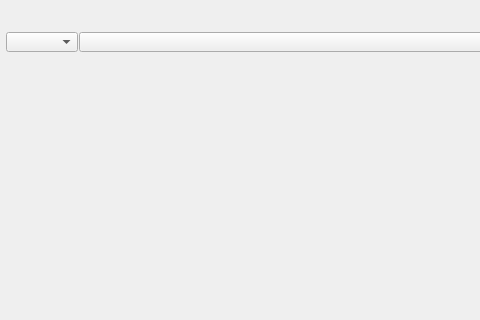
Old version of the form mayatk/anim_utils/shots/shot_sequencer/shot_sequencer.ui in the repository m3trik/mayatk; both pictures show x 0 to 480 and y 0 to 320 of the 700 by 485 pixel window.
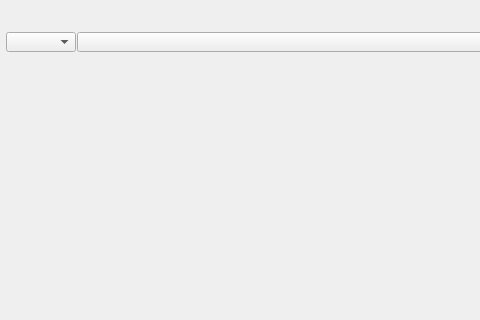
New version of the form. Custom widgets are drawn as their Qt base class.

Commit message: Bump version to 0.10.54 [skip ci]

```diff
--- a/mayatk/anim_utils/shots/shot_sequencer/shot_sequencer.ui
+++ b/mayatk/anim_utils/shots/shot_sequencer/shot_sequencer.ui
@@ -67,13 +67,13 @@
         </property>
         <property name="minimumSize">
          <size>
-          <width>0</width>
+          <width>70</width>
           <height>20</height>
          </size>
         </property>
         <property name="maximumSize">
          <size>
-          <width>16777215</width>
+          <width>70</width>
           <height>20</height>
          </size>
         </property>
```
